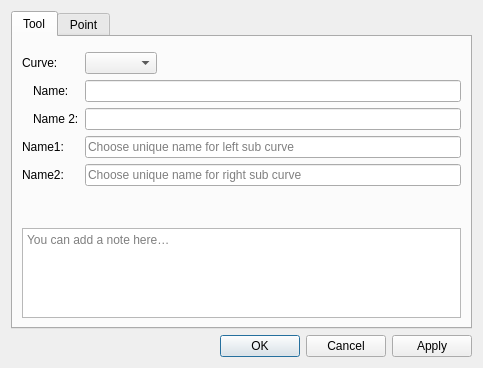
First picture: the form in src/libs/vtools/dialogs/tools/dialogcutsplinepath.ui, repository equinox-patterns/Ostara, before the edit.
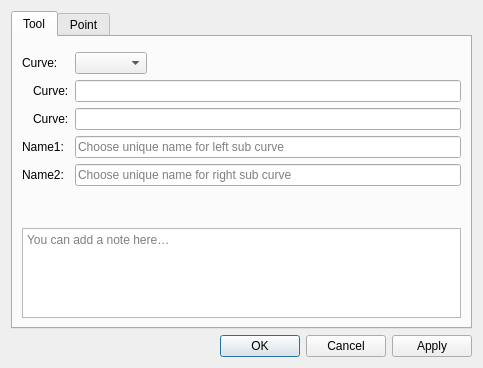
Second picture: the form after the edit. Icons and pictures are not drawn.

Commit message: Dialog outils : nommage « Line:/Curve: » en tête + séparateur

```diff
--- a/src/libs/vtools/dialogs/tools/dialogcutsplinepath.ui
+++ b/src/libs/vtools/dialogs/tools/dialogcutsplinepath.ui
@@ -68,7 +68,7 @@
             <item>
              <widget class="QLabel" name="labelAlias1">
               <property name="text">
-               <string>Name:</string>
+               <string>Curve:</string>
               </property>
              </widget>
             </item>
@@ -98,7 +98,7 @@
             <item>
              <widget class="QLabel" name="labelAlias2">
               <property name="text">
-               <string>Name 2:</string>
+               <string>Curve:</string>
               </property>
              </widget>
             </item>
```
The commit also changes 21 other files.
